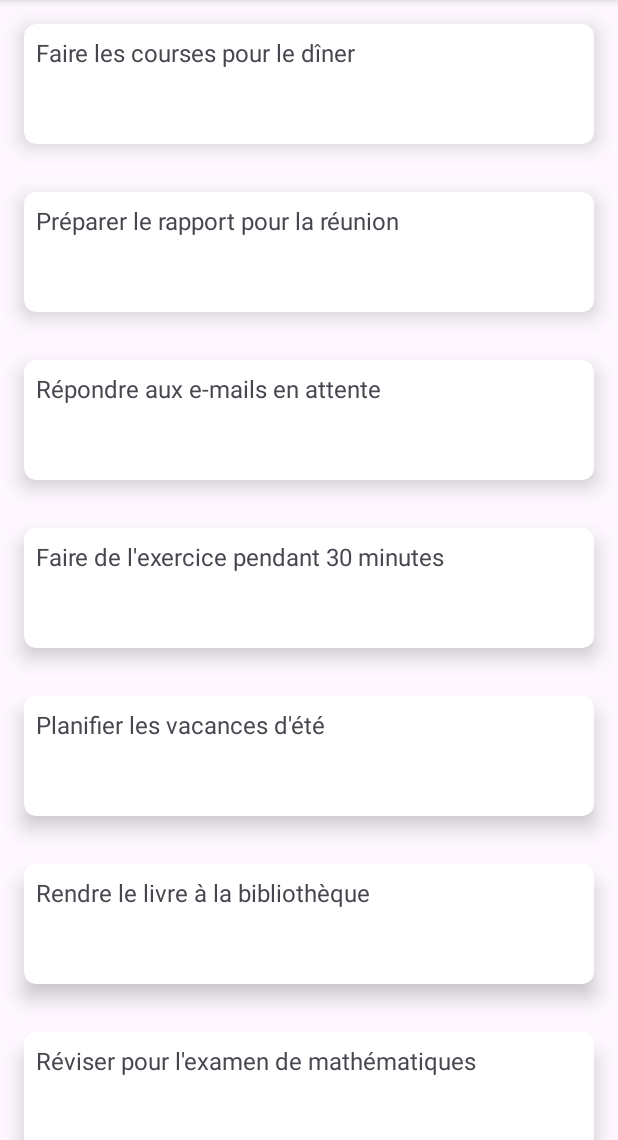
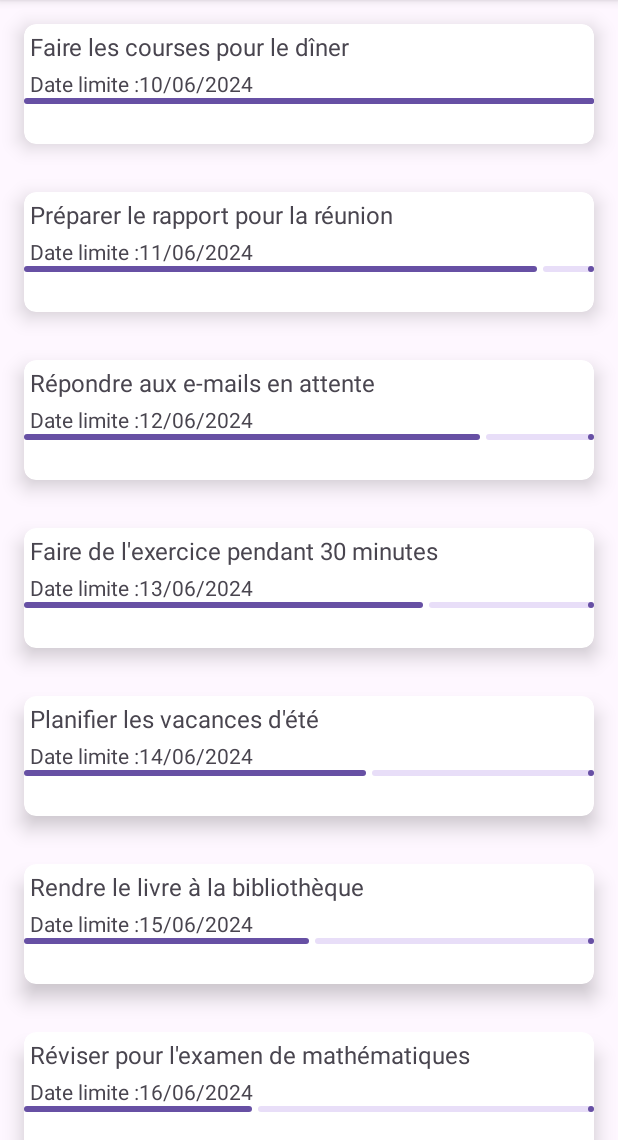
Before and after one commit to xCamillex/MyRepo, an Android app: the screen it shows after launch (MainActivity), on a phone screen of 412 x 824 dp, the part 96-1236 px from its top. Run offline under Robolectric (Android 15) with nearby library versions, the phone set to English and light mode, and no system bars.

Commit message:
Mise à jour du layout 'task_item' et du 'TaskRecyclerViewAdapter' pour afficher la date limite à l'écran ainsi qu'une barre de progression.

```diff
--- a/app/src/main/java/com/openclassrooms/myrepo/ui/TaskRecyclerViewAdapter.java
+++ b/app/src/main/java/com/openclassrooms/myrepo/ui/TaskRecyclerViewAdapter.java
@@ -8,8 +8,14 @@ import androidx.recyclerview.widget.DiffUtil;
 import androidx.recyclerview.widget.ListAdapter;
 import androidx.recyclerview.widget.RecyclerView;
 
+import com.google.android.material.progressindicator.LinearProgressIndicator;
 import com.openclassrooms.myrepo.R;
 import com.openclassrooms.myrepo.model.Task;
+
+import java.text.SimpleDateFormat;
+import java.util.Calendar;
+import java.util.Date;
+import java.util.Locale;
 
 /**
  * Un adaptateur pour afficher la liste de tâches dans un RecyclerView.
@@ -38,9 +44,13 @@ public class TaskRecyclerViewAdapter extends ListAdapter<Task, TaskRecyclerViewA
     /**
      * ViewHolder pour afficher les éléments de la liste de tâches.
      */
-    static class ViewHolder extends RecyclerView.ViewHolder {
+    public static class ViewHolder extends RecyclerView.ViewHolder {
 
         private final TextView factTextView;
+
+        private final TextView dueTimeTextView;
+
+        private final LinearProgressIndicator progressIndicator;
 
         /**
          * Constructeur du ViewHolder.
@@ -48,6 +58,8 @@ public class TaskRecyclerViewAdapter extends ListAdapter<Task, TaskRecyclerViewA
         public ViewHolder(@NonNull View itemView) {
             super(itemView);
             factTextView = itemView.findViewById(R.id.task_description);
+            dueTimeTextView = itemView.findViewById(R.id.task_duetime);
+            progressIndicator = itemView.findViewById(R.id.progress_horizontal);
         }
 
         /**
@@ -57,6 +69,39 @@ public class TaskRecyclerViewAdapter extends ListAdapter<Task, TaskRecyclerViewA
          */
         public void bind(Task task) {
             factTextView.setText(task.getDescription());
+            //instancie la classe SimpleDateFormat pour afficher les dates sous formes "jours/mois/année"
+            SimpleDateFormat dateFormat = new SimpleDateFormat("dd/MM/yyyy", Locale.getDefault());
+            //je formate la date d'échéance en une chaine de caractère
+            String formattedDueTime = dateFormat.format(task.getDueTime());
+            //met a jour dueTimeTextView et affiche une chaîne descriptive suivie de la date d'échéance.
+            dueTimeTextView.setText("Date limite :" + formattedDueTime);
+            //calcul la progression d'une tâche en fonction de sa date d'échéance et met à jour l'indicateur
+            int progress = calculateProgress(task.getDueTime());
+            progressIndicator.setProgress(progress);
+        }
+
+        /**
+         * Calcule la valeur de progression en pourcentage pour la barre de progression.
+         * @param dueTime La date d'échéance de la tâche.
+         * @return La valeur de progression en pourcentage.
+         */
+        private int calculateProgress(Date dueTime){
+            Calendar calendarToday = Calendar.getInstance();//initialise la date du jour sans les heures, minutes,...
+            calendarToday.set(Calendar.HOUR_OF_DAY,0);
+            calendarToday.set(Calendar.MINUTE,0);
+            calendarToday.set(Calendar.SECOND,0);
+            calendarToday.set(Calendar.MILLISECOND,0);
+
+            Calendar calendarDueTime = Calendar.getInstance();////initialise la date d'échéance sans les heures, minutes,...
+            calendarDueTime.setTime(dueTime);
+            calendarDueTime.set(Calendar.HOUR_OF_DAY,0);
+            calendarDueTime.set(Calendar.MINUTE,0);
+            calendarDueTime.set(Calendar.SECOND,0);
+            calendarDueTime.set(Calendar.MILLISECOND,0);
+
+            int daysDifference = (int) //calcule entre les 2 dates en miliseconde pour retourner le résultat en jours
+                    ((calendarDueTime.getTimeInMillis()- calendarToday.getTimeInMillis()) / (24*60*60*1000));
+            return 100 - (daysDifference * 10); //calcule en pourcentage
         }
     }
 
--- a/app/src/main/res/layout/task_item.xml
+++ b/app/src/main/res/layout/task_item.xml
@@ -22,14 +22,34 @@
             android:id="@+id/task_description"
             android:layout_width="0dp"
             android:layout_height="wrap_content"
-            android:layout_margin="8dp"
+            android:layout_margin="4dp"
             android:textSize="16sp"
-            app:layout_constraintBottom_toBottomOf="parent"
             app:layout_constraintEnd_toEndOf="parent"
             app:layout_constraintStart_toStartOf="parent"
             app:layout_constraintTop_toTopOf="parent"
             tools:text="Needs to clean the bathrooms" />
 
+        <TextView
+            android:id="@+id/task_duetime"
+            android:layout_width="0dp"
+            android:layout_height="wrap_content"
+            android:layout_margin="4dp"
+            android:textSize="14sp"
+            app:layout_constraintEnd_toEndOf="parent"
+            app:layout_constraintStart_toStartOf="parent"
+            app:layout_constraintTop_toBottomOf="@id/task_description"
+            tools:text="Temps limite : 10/06/2024"/>
+
+        <com.google.android.material.progressindicator.LinearProgressIndicator
+            android:id="@+id/progress_horizontal"
+            android:layout_width="match_parent"
+            android:layout_height="wrap_content"
+            app:layout_constraintTop_toBottomOf="@id/task_duetime"
+            app:layout_constraintBottom_toBottomOf="parent"
+            app:layout_constraintEnd_toEndOf="parent"
+            app:layout_constraintStart_toStartOf="parent"
+            tools:progress="50"/>
+
     </androidx.constraintlayout.widget.ConstraintLayout>
 
 </androidx.cardview.widget.CardView>
```
